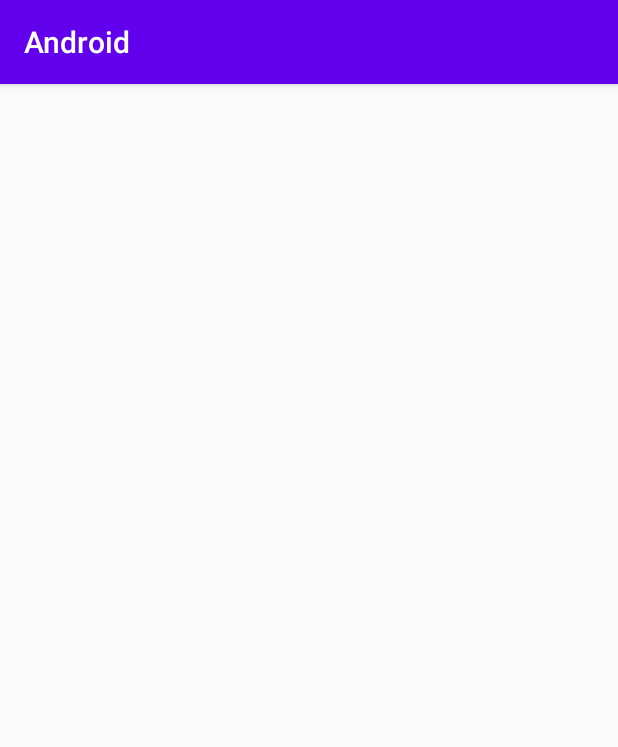
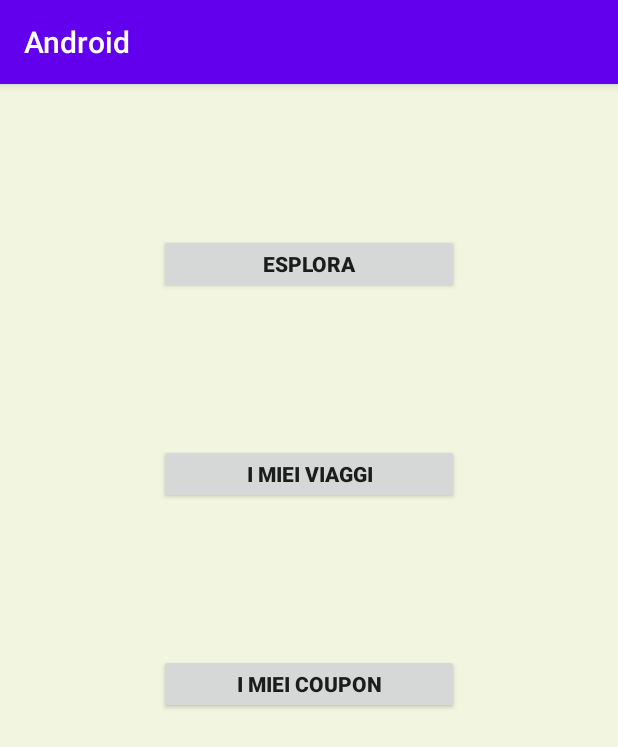
Before and after one commit to romanotasso/ProgAndroid, an Android app: the HomeActivity screen opened directly, with no data from a screen before it, on a phone screen of 412 x 824 dp. Shown: the top 747 px of the screen. Run offline under Robolectric (Android 15) with nearby library versions, the phone set to English and light mode, and no system bars.

Commit message:
Aggiunto pop-up data, aggiunti bottoni in HomeActivity

```diff
--- a/app/src/main/AndroidManifest.xml
+++ b/app/src/main/AndroidManifest.xml
@@ -9,7 +9,10 @@
         android:roundIcon="@mipmap/ic_launcher_round"
         android:supportsRtl="true"
         android:theme="@style/AppTheme">
-        <activity android:name=".HomeActivity"></activity>
+        <activity android:name=".CouponActivity"></activity>
+        <activity android:name=".ViaggiActivity" />
+        <activity android:name=".EsploraActivity" />
+        <activity android:name=".HomeActivity" />
         <activity android:name=".RegisterActivity" />
         <activity android:name=".LoginActivity">
             <intent-filter>
--- a/app/src/main/java/com/example/android/HomeActivity.java
+++ b/app/src/main/java/com/example/android/HomeActivity.java
@@ -2,16 +2,48 @@ package com.example.android;
 
 import androidx.appcompat.app.AppCompatActivity;
 
+import android.app.DatePickerDialog;
+import android.content.Intent;
 import android.os.Bundle;
+import android.view.View;
+import android.widget.Button;
 
 public class HomeActivity extends AppCompatActivity {
+    DatabaseHelper db;
+    Button mButtonEsplora;
+    Button mButtonViaggi;
+    Button mButtonCoupon;
 
     @Override
     protected void onCreate(Bundle savedInstanceState) {
         super.onCreate(savedInstanceState);
         setContentView(R.layout.activity_home);
+        mButtonEsplora = findViewById(R.id.button_esplora);
+        mButtonViaggi = findViewById(R.id.button_viaggi);
+        mButtonCoupon = findViewById(R.id.button_coupon);
 
+        mButtonEsplora.setOnClickListener(new View.OnClickListener() {
+            @Override
+            public void onClick(View view) {
+                Intent esploraIntent = new Intent(HomeActivity.this, EsploraActivity.class);
+                startActivity(esploraIntent);
+            }
+        });
 
+        mButtonViaggi.setOnClickListener(new View.OnClickListener() {
+            @Override
+            public void onClick(View view) {
+                Intent viaggiIntent = new Intent(HomeActivity.this, ViaggiActivity.class);
+                startActivity(viaggiIntent);
+            }
+        });
 
+        mButtonCoupon.setOnClickListener(new View.OnClickListener() {
+            @Override
+            public void onClick(View view) {
+                Intent couponIntent = new Intent(HomeActivity.this, CouponActivity.class);
+                startActivity(couponIntent);
+            }
+        });
     }
 }
--- a/app/src/main/res/layout/activity_home.xml
+++ b/app/src/main/res/layout/activity_home.xml
@@ -1,9 +1,38 @@
 <?xml version="1.0" encoding="utf-8"?>
-<androidx.constraintlayout.widget.ConstraintLayout xmlns:android="http://schemas.android.com/apk/res/android"
+<LinearLayout xmlns:android="http://schemas.android.com/apk/res/android"
     xmlns:app="http://schemas.android.com/apk/res-auto"
     xmlns:tools="http://schemas.android.com/tools"
     android:layout_width="match_parent"
     android:layout_height="match_parent"
-    tools:context=".HomeActivity">
+    tools:context=".HomeActivity"
+    android:orientation="vertical"
+    android:gravity="center_horizontal"
+    android:background="#f2f5df">
 
-</androidx.constraintlayout.widget.ConstraintLayout>
+    <Button
+        android:id="@+id/button_esplora"
+        android:layout_width="200dp"
+        android:layout_height="40dp"
+        android:layout_marginTop="100dp"
+        android:gravity="center_horizontal"
+        android:textStyle="bold"
+        android:text="ESPLORA" />
+
+    <Button
+        android:id="@+id/button_viaggi"
+        android:layout_width="200dp"
+        android:layout_height="40dp"
+        android:layout_marginTop="100dp"
+        android:gravity="center_horizontal"
+        android:text="I MIEI VIAGGI"
+        android:textStyle="bold" />
+
+    <Button
+        android:id="@+id/button_coupon"
+        android:layout_width="200dp"
+        android:layout_height="40dp"
+        android:layout_marginTop="100dp"
+        android:gravity="center_horizontal"
+        android:text="I MIEI COUPON"
+        android:textStyle="bold" />
+</LinearLayout>
--- a/app/src/main/res/layout/activity_main.xml
+++ b/app/src/main/res/layout/activity_main.xml
@@ -6,7 +6,8 @@
     android:layout_height="match_parent"
     tools:context=".LoginActivity"
     android:orientation="vertical"
-    android:gravity="center_horizontal">
+    android:gravity="center_horizontal"
+    android:background="#f2f5df">
 
     <EditText
         android:id="@+id/edittext_email_login"
@@ -51,5 +52,4 @@
     </LinearLayout>
 
 
-
 </LinearLayout>
```
Also changed, not shown: app/src/main/java/com/example/android/CouponActivity.java (added, +26 -0 lines), app/src/main/java/com/example/android/DatabaseHelper.java (+17 -16 lines), app/src/main/java/com/example/android/EsploraActivity.java (added, +61 -0 lines), app/src/main/java/com/example/android/LoginActivity.java (+10 -0 lines), app/src/main/java/com/example/android/RegisterActivity.java (+42 -8 lines), app/src/main/java/com/example/android/ViaggiActivity.java (added, +26 -0 lines), app/src/main/res/layout/activity_coupon.xml (added, +18 -0 lines), app/src/main/res/layout/activity_esplora.xml (added, +19 -0 lines), app/src/main/res/layout/activity_register.xml (+9 -11 lines), app/src/main/res/layout/activity_viaggi.xml (added, +18 -0 lines).
